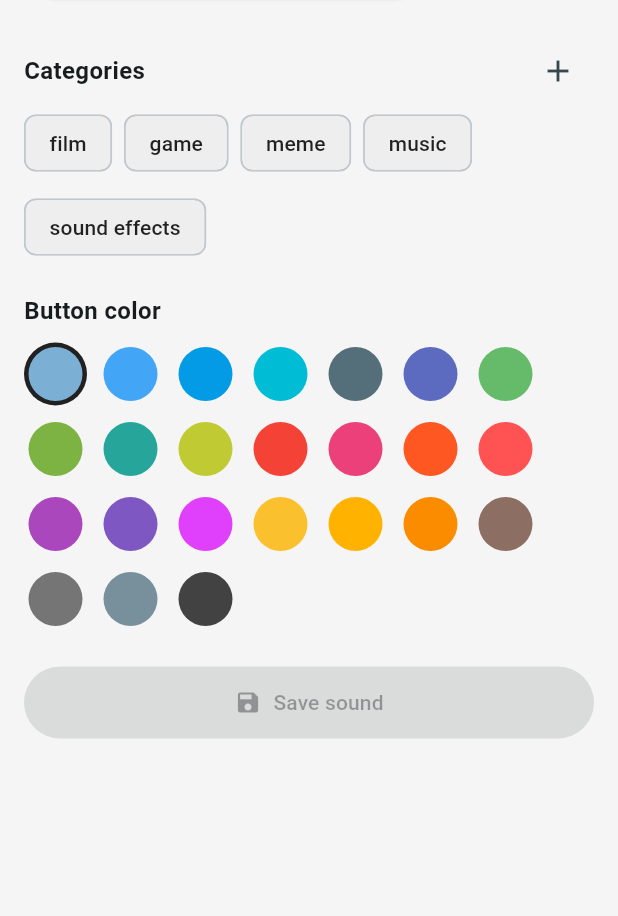
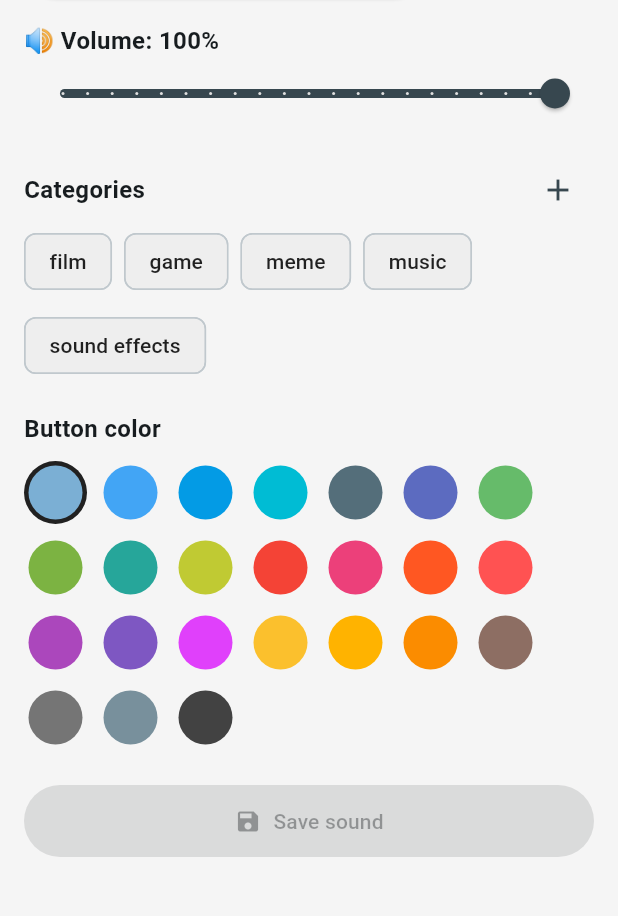
Before and after one commit to Chupacabra2023/soundAppFlutter, a Flutter app: the SoundboardPage screen opened directly, after a tap on the "add" icon, on a phone screen of 412 x 824 dp, the part 181-1097 px from its top. Run offline on Flutter 3.47's test engine with Material 3 defaults, Android fonts, the phone set to English and light mode, and no system bars; our stand-ins replace audioplayers, file_picker, google_mobile_ads, shared_preferences; missing offline and left inert: ffmpeg_kit_flutter_new, record; accounts and stored records are empty; network calls fail.

Commit message:
smaller size and volume

```diff
--- a/lib/add_soud_page.dart
+++ b/lib/add_soud_page.dart
@@ -4,6 +4,7 @@ import 'package:file_picker/file_picker.dart';
 import 'package:audioplayers/audioplayers.dart';
 import 'package:ffmpeg_kit_flutter_new/ffmpeg_kit.dart';
 import 'package:ffmpeg_kit_flutter_new/return_code.dart';
+import 'dart:async';
 import 'dart:io';
 import 'package:google_mobile_ads/google_mobile_ads.dart';
 import 'sound_data.dart';
@@ -22,7 +23,7 @@ class _FileEntry {
 
 class AddSoundPage extends StatefulWidget {
   final List<String> categories;
-  final Function(String filePath, String title, List<String> categories, Color color) onSoundAdded;
+  final Function(String filePath, String title, List<String> categories, Color color, double volume) onSoundAdded;
 
   const AddSoundPage({
     super.key,
@@ -38,11 +39,15 @@ class _AddSoundPageState extends State<AddSoundPage> {
   final _record = AudioRecorder();
   final _player = AudioPlayer();
   bool _isRecording = false;
+  bool _isPlaying = false;
+  Timer? _trimTimer;
   String? _recordedPath;
 
   final List<_FileEntry> _selectedFiles = [];
   final List<String> _selectedCategories = [];
   Color _selectedColor = const Color(0xFF7BAFD4);
+
+  double _volume = 1.0;
 
   // Trim state (only for single file / recording)
   int _trimStartMs = 0;
@@ -56,6 +61,11 @@ class _AddSoundPageState extends State<AddSoundPage> {
   void initState() {
     super.initState();
     _loadBannerAd();
+    _player.onPlayerStateChanged.listen((state) {
+      if (mounted) {
+        setState(() => _isPlaying = state == PlayerState.playing);
+      }
+    });
   }
 
   void _loadBannerAd() {
@@ -75,6 +85,7 @@ class _AddSoundPageState extends State<AddSoundPage> {
 
   @override
   void dispose() {
+    _trimTimer?.cancel();
     _bannerAd?.dispose();
     _record.dispose();
     _player.dispose();
@@ -201,7 +212,21 @@ class _AddSoundPageState extends State<AddSoundPage> {
   Future<void> _playSound() async {
     if (_selectedFiles.length == 1) {
       try {
+        _trimTimer?.cancel();
+        await _player.stop();
+        await _player.setVolume(_volume);
         await _player.play(DeviceFileSource(_selectedFiles.first.path));
+
+        final hasTrim = _fileDurationMs > 0 &&
+            (_trimStartMs > 0 || _trimEndMs < _fileDurationMs);
+
+        if (hasTrim) {
+          await _player.seek(Duration(milliseconds: _trimStartMs));
+          final playDurationMs = _trimEndMs - _trimStartMs;
+          _trimTimer = Timer(Duration(milliseconds: playDurationMs), () {
+            _player.stop();
+          });
+        }
       } catch (e) {
         if (mounted) {
           ScaffoldMessenger.of(context).showSnackBar(
@@ -210,6 +235,11 @@ class _AddSoundPageState extends State<AddSoundPage> {
         }
       }
     }
+  }
+
+  Future<void> _stopSound() async {
+    _trimTimer?.cancel();
+    await _player.stop();
   }
 
   void _addNewCategory() async {
@@ -323,6 +353,7 @@ class _AddSoundPageState extends State<AddSoundPage> {
           cleanName,
           List.from(_selectedCategories),
           _selectedColor,
+          _volume,
         );
       }
 
@@ -390,10 +421,12 @@ class _AddSoundPageState extends State<AddSoundPage> {
                       ),
                       const SizedBox(width: 8),
                       IconButton(
-                        onPressed: isSingle ? _playSound : null,
-                        icon: const Icon(Icons.play_arrow),
+                        onPressed: isSingle
+                            ? (_isPlaying ? _stopSound : _playSound)
+                            : null,
+                        icon: Icon(_isPlaying ? Icons.stop : Icons.play_arrow),
                         color: isSingle ? iconColor : Colors.grey[400],
-                        tooltip: l10n.get('play'),
+                        tooltip: _isPlaying ? l10n.get('stop') : l10n.get('play'),
                       ),
                       const SizedBox(width: 8),
                       IconButton(
@@ -443,6 +476,26 @@ class _AddSoundPageState extends State<AddSoundPage> {
                     ),
                     const SizedBox(height: 8),
                   ],
+
+                  // 🔊 Volume
+                  Text(
+                    '🔊 ${l10n.get('volume')}: ${(_volume * 100).round()}%',
+                    style: const TextStyle(fontSize: 16, fontWeight: FontWeight.bold),
+                  ),
+                  Slider(
+                    value: _volume,
+                    min: 0.0,
+                    max: 1.0,
+                    divisions: 20,
+                    activeColor: Colors.blueGrey[800],
+                    inactiveColor: Colors.grey[300],
+                    onChanged: (value) {
+                      setState(() => _volume = value);
+                      _player.setVolume(value);
+                    },
+                  ),
+
+                  const SizedBox(height: 8),
 
                   // 📝 File name fields
                   if (_selectedFiles.isNotEmpty) ...[
--- a/lib/app_localizations.dart
+++ b/lib/app_localizations.dart
@@ -63,6 +63,7 @@ class AppLocalizations {
       'stopRecording': 'Stop recording',
       'record': 'Record',
       'play': 'Play',
+      'stop': 'Stop',
       'pickFile': 'Pick file',
       'addCategory': 'Add category',
       'saveSound': 'Save sound',
@@ -77,6 +78,7 @@ class AppLocalizations {
       'privacySettings': 'Privacy Settings',
       'privacySettingsDesc': 'Manage your ad personalization preferences',
       'managePrivacy': 'Manage Privacy',
+      'volume': 'Volume',
     },
     'sk': {
       'settings': 'Nastavenia',
@@ -128,6 +130,7 @@ class AppLocalizations {
       'stopRecording': 'Zastaviť nahrávanie',
       'record': 'Nahrať',
       'play': 'Prehrať',
+      'stop': 'Zastaviť',
       'pickFile': 'Vybrať súbor',
       'addCategory': 'Pridať kategóriu',
       'saveSound': 'Uložiť zvuk',
@@ -142,6 +145,7 @@ class AppLocalizations {
       'privacySettings': 'Nastavenia súkromia',
       'privacySettingsDesc': 'Spravujte svoje preferencie personalizácie reklám',
       'managePrivacy': 'Spravovať súkromie',
+      'volume': 'Hlasitosť',
     },
     'es': {
       'settings': 'Configuración',
@@ -193,6 +197,7 @@ class AppLocalizations {
       'stopRecording': 'Detener grabación',
       'record': 'Grabar',
       'play': 'Reproducir',
+      'stop': 'Detener',
       'pickFile': 'Seleccionar archivo',
       'addCategory': 'Agregar categoría',
       'saveSound': 'Guardar sonido',
@@ -207,6 +212,7 @@ class AppLocalizations {
       'privacySettings': 'Configuración de privacidad',
       'privacySettingsDesc': 'Administra tus preferencias de personalización de anuncios',
       'managePrivacy': 'Gestionar privacidad',
+      'volume': 'Volumen',
     },
     'fr': {
       'settings': 'Paramètres',
@@ -258,6 +264,7 @@ class AppLocalizations {
       'stopRecording': 'Arrêter l\'enregistrement',
       'record': 'Enregistrer',
       'play': 'Lire',
+      'stop': 'Arrêter',
       'pickFile': 'Choisir un fichier',
       'addCategory': 'Ajouter une catégorie',
       'saveSound': 'Enregistrer le son',
@@ -272,6 +279,7 @@ class AppLocalizations {
       'privacySettings': 'Paramètres de confidentialité',
       'privacySettingsDesc': 'Gérez vos préférences de personnalisation des publicités',
       'managePrivacy': 'Gérer la confidentialité',
+      'volume': 'Volume',
     },
     'de': {
       'settings': 'Einstellungen',
@@ -323,6 +331,7 @@ class AppLocalizations {
       'stopRecording': 'Aufnahme stoppen',
       'record': 'Aufnehmen',
       'play': 'Abspielen',
+      'stop': 'Stoppen',
       'pickFile': 'Datei auswählen',
       'addCategory': 'Kategorie hinzufügen',
       'saveSound': 'Sound speichern',
@@ -337,6 +346,7 @@ class AppLocalizations {
       'privacySettings': 'Datenschutzeinstellungen',
       'privacySettingsDesc': 'Präferenzen für personalisierte Werbung verwalten',
       'managePrivacy': 'Datenschutz verwalten',
+      'volume': 'Lautstärke',
     },
     'ru': {
       'settings': 'Настройки',
@@ -388,6 +398,7 @@ class AppLocalizations {
       'stopRecording': 'Остановить запись',
       'record': 'Записать',
       'play': 'Воспроизвести',
+      'stop': 'Остановить',
       'pickFile': 'Выбрать файл',
       'addCategory': 'Добавить категорию',
       'saveSound': 'Сохранить звук',
@@ -402,6 +413,7 @@ class AppLocalizations {
       'privacySettings': 'Настройки конфиденциальности',
       'privacySettingsDesc': 'Управляйте предпочтениями персонализации рекламы',
       'managePrivacy': 'Управление конфиденциальностью',
+      'volume': 'Громкость',
     },
   };
 
--- a/lib/main.dart
+++ b/lib/main.dart
@@ -329,6 +329,7 @@ class _SoundboardPageState extends State<SoundboardPage> {
             'color': sound['color'],
             'startMs': sound['startMs'] ?? 0,
             'endMs': sound['endMs'],
+            'volume': (sound['volume'] as num?)?.toDouble() ?? 1.0,
           };
         }));
 
@@ -446,6 +447,8 @@ class _SoundboardPageState extends State<SoundboardPage> {
       final String name = soundData['name'] as String;
       final int startMs = soundData['startMs'] ?? 0;
       final int? endMs = soundData['endMs'] as int?;
+      final double volume = (soundData['volume'] as num?)?.toDouble() ?? 1.0;
+      await _player.setVolume(volume);
 
       final dir = await getApplicationDocumentsDirectory();
       final filePath = '${dir.path}/$name';
@@ -617,7 +620,7 @@ class _SoundboardPageState extends State<SoundboardPage> {
   }
   // Funkcia na aktualizáciu zvuku
   void _updateSound(String soundId, String newTitle, List<String> newCategories,
-      Color newColor, int newStartMs, int? newEndMs) {
+      Color newColor, int newStartMs, int? newEndMs, double newVolume) {
     setState(() {
       final soundIndex = sounds.indexWhere((s) => s['id'] == soundId);
       if (soundIndex != -1) {
@@ -628,6 +631,7 @@ class _SoundboardPageState extends State<SoundboardPage> {
         sounds[soundIndex]['fav'] = newCategories.contains('favorite');
         sounds[soundIndex]['startMs'] = newStartMs;
         sounds[soundIndex]['endMs'] = newEndMs;
+        sounds[soundIndex]['volume'] = newVolume;
       }
     });
     saveSoundsToStorage();
@@ -891,7 +895,7 @@ class _SoundboardPageState extends State<SoundboardPage> {
                   MaterialPageRoute(
                     builder: (context) => AddSoundPage(
                       categories: _categories,
-                      onSoundAdded: (filePath, title, categories, color) async {
+                      onSoundAdded: (filePath, title, categories, color, volume) async {
                         final savedFileName = await saveFileToPermanentStorage(filePath);
                         setState(() {
                           sounds.add({
@@ -901,6 +905,7 @@ class _SoundboardPageState extends State<SoundboardPage> {
                             'categories': categories,
                             'fav': false,
                             'color': '#${color.toARGB32().toRadixString(16).padLeft(8, '0')}',
+                            'volume': volume,
                           });
                         });
                         await saveSoundsToStorage();
@@ -1182,6 +1187,7 @@ class _SoundboardPageState extends State<SoundboardPage> {
                         isPlaying: _currentSound == sound['id'],
                         startMs: sound['startMs'] ?? 0,
                         endMs: sound['endMs'] as int?,
+                        volume: (sound['volume'] as num?)?.toDouble() ?? 1.0,
                         onPressed: () async {
                           if (_isDeleteMode) {
                             await deleteSound(sound['id']);
@@ -1194,8 +1200,8 @@ class _SoundboardPageState extends State<SoundboardPage> {
                             }
                           }
                         },
-                        onUpdate: (newTitle, newCategories, newColor, newStartMs, newEndMs) {
-                          _updateSound(sound['id'], newTitle, newCategories, newColor, newStartMs, newEndMs);
+                        onUpdate: (newTitle, newCategories, newColor, newStartMs, newEndMs, newVolume) {
+                          _updateSound(sound['id'], newTitle, newCategories, newColor, newStartMs, newEndMs, newVolume);
                         },
                         onToggleFavorite: () =>
                             _toggleFavorite(sound['id']),
--- a/lib/sound_data.dart
+++ b/lib/sound_data.dart
@@ -646,5 +646,6 @@ List<Map<String, dynamic>>.generate(assetSoundFiles.length, (index) {
     'color': _colorFromLightness(index, assetSoundFiles.length),
     'startMs': 0,
     'endMs': null,
+    'volume': 1.0,
   };
 });
--- a/pubspec.yaml
+++ b/pubspec.yaml
@@ -3,7 +3,7 @@ description: Soundboard Studio - Professional soundboard app with custom sounds
 
 publish_to: 'none'
 
-version: 1.0.2+15
+version: 1.0.2+16
 
 environment:
   sdk: '>=3.0.0 <4.0.0'
@@ -14,9 +14,6 @@ dependencies:
   flutter_localizations:
     sdk: flutter
   intl: any
-  just_audio: ^0.9.39
-  rxdart: ^0.27.7
-  audio_video_progress_bar: ^2.0.3
   audioplayers: ^6.0.0
   file_picker: ^8.1.2
   record: ^5.0.0
```
Also changed, not shown: lib/audio_player_manager.dart (deleted, +0 -41 lines), lib/sound_button.dart (+26 -1 lines), .claude/settings.local.json, pubspec.lock, 2 other files.
